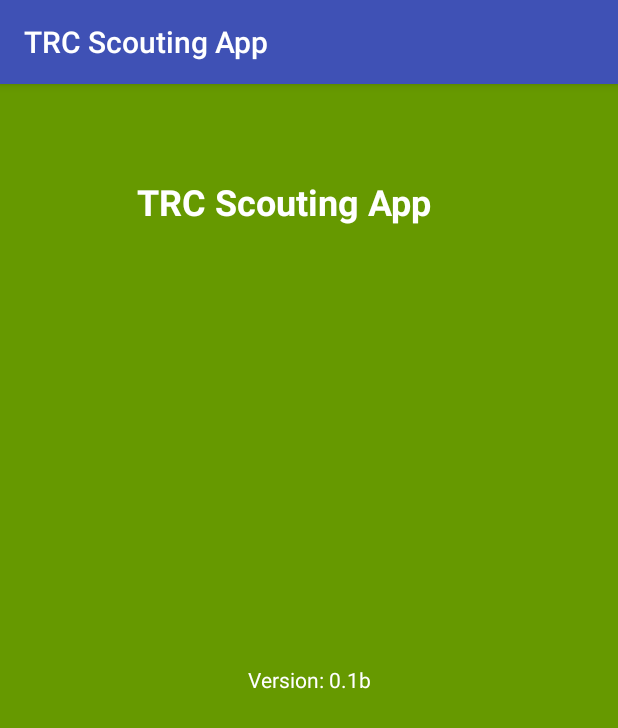
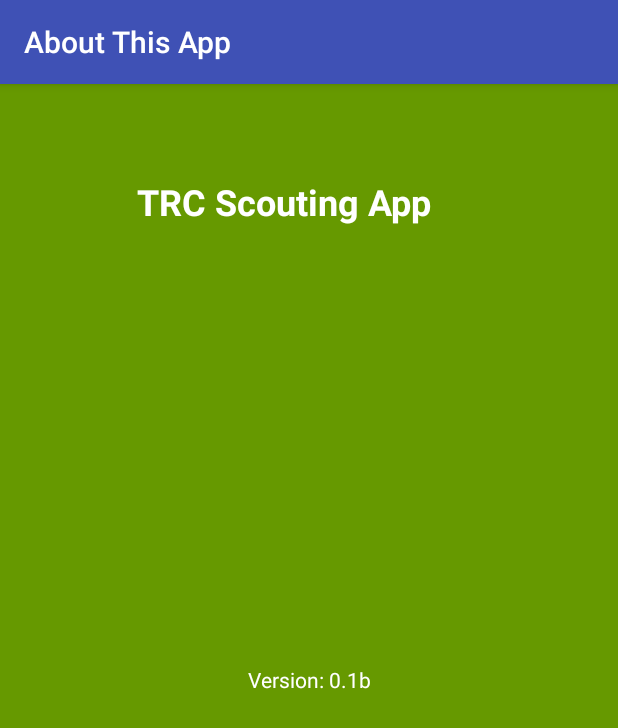
Before and after one commit to DrDab/TrcScoutingApp, an Android app: the screen it shows after launch (About), in the options menu, after a tap on "About...", on a phone screen of 412 x 824 dp. Shown: the top 728 px of the screen. Run offline under Robolectric (Android 15) with nearby library versions, the phone set to English and light mode, and no system bars.

Commit message:
Implemented make CSV function.

```diff
--- a/app/src/main/java/trc3543/trcscoutingapp/About.java
+++ b/app/src/main/java/trc3543/trcscoutingapp/About.java
@@ -1,7 +1,9 @@
 package trc3543.trcscoutingapp;
 
+import android.graphics.Color;
 import android.support.v7.app.AppCompatActivity;
 import android.os.Bundle;
+import android.widget.TextView;
 
 public class About extends AppCompatActivity {
 
@@ -9,5 +11,7 @@ public class About extends AppCompatActivity {
     protected void onCreate(Bundle savedInstanceState) {
         super.onCreate(savedInstanceState);
         setContentView(R.layout.activity_about);
+        setTitle("About This App");
+        setTitleColor(Color.parseColor("#ff669900"));
     }
 }
--- a/app/src/main/java/trc3543/trcscoutingapp/DataStore.java
+++ b/app/src/main/java/trc3543/trcscoutingapp/DataStore.java
@@ -1,4 +1,6 @@
 package trc3543.trcscoutingapp;
+
+import android.support.design.widget.Snackbar;
 
 import java.io.File;
 import java.io.FileWriter;
--- a/app/src/main/res/menu/menu_add_competitions.xml
+++ b/app/src/main/res/menu/menu_add_competitions.xml
@@ -2,6 +2,9 @@
     xmlns:app="http://schemas.android.com/apk/res-auto"
     xmlns:tools="http://schemas.android.com/tools"
     tools:context="trc3543.trcscoutingapp.AddCompetitions">
+    <item
+        android:id="@+id/action_makecsv"
+        android:title="Export to CSV..." />
     <item
         android:id="@+id/action_about"
         android:icon="@android:drawable/ic_menu_info_details"
```
Also changed, not shown: app/src/main/java/trc3543/trcscoutingapp/AddCompetitions.java (+14 -0 lines), 95 other files.
